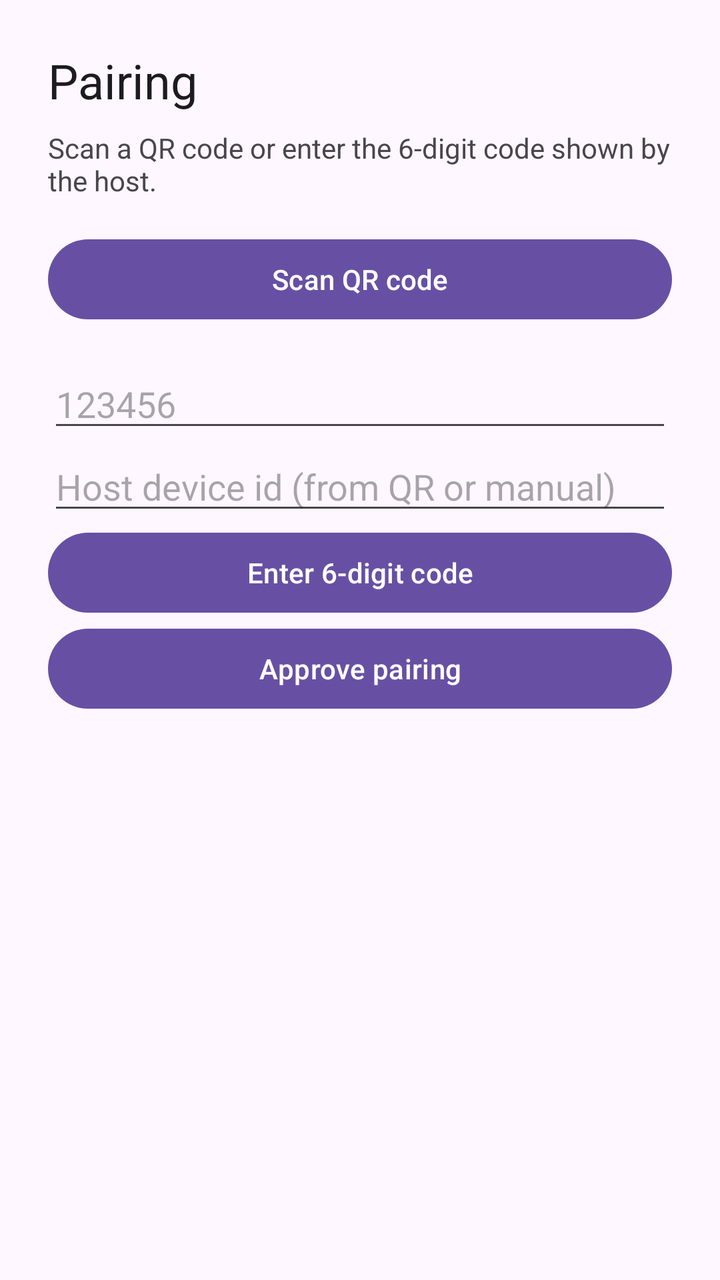
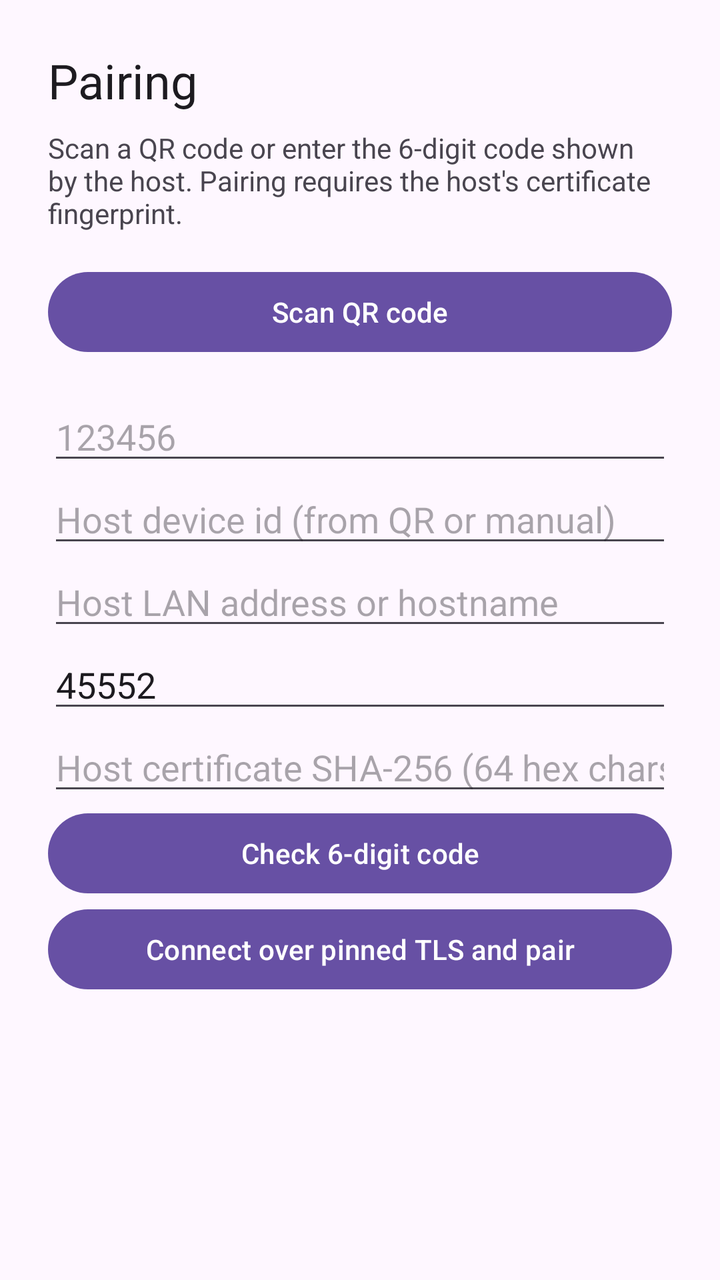

Before-and-after screenshots of an Android layout around one commit, followed by the original layout XML and the change that was made.
<!-- AndroidManifest.xml: application theme Theme.MyMouse -->
<!-- res/layout/activity_pairing.xml -->
<?xml version="1.0" encoding="utf-8"?>
<ScrollView xmlns:android="http://schemas.android.com/apk/res/android"
    android:layout_width="match_parent"
    android:layout_height="match_parent">
    <LinearLayout
        android:layout_width="match_parent"
        android:layout_height="wrap_content"
        android:orientation="vertical"
        android:padding="24dp">

        <TextView android:layout_width="wrap_content" android:layout_height="wrap_content" android:text="@string/pairing_title" android:textAppearance="@style/TextAppearance.Material3.HeadlineSmall" />
        <TextView android:id="@+id/pairingState" android:layout_width="match_parent" android:layout_height="wrap_content" android:layout_marginTop="8dp" android:text="Scan a QR code or enter the 6-digit code shown by the host." />

        <Button android:id="@+id/btnScanQr" android:layout_width="match_parent" android:layout_height="wrap_content" android:layout_marginTop="16dp" android:text="@string/scan_qr" />

        <EditText android:id="@+id/codeInput" android:layout_width="match_parent" android:layout_height="wrap_content" android:layout_marginTop="16dp" android:hint="123456" android:inputType="number" android:maxLength="6" />

        <EditText android:id="@+id/hostIdInput" android:layout_width="match_parent" android:layout_height="wrap_content" android:hint="Host device id (from QR or manual)" android:inputType="text" />

        <Button android:id="@+id/btnSubmitCode" android:layout_width="match_parent" android:layout_height="wrap_content" android:text="@string/enter_code" />
        <Button android:id="@+id/btnApprove" android:layout_width="match_parent" android:layout_height="wrap_content" android:text="@string/approve_pairing" />

        <TextView android:id="@+id/pairingResult" android:layout_width="match_parent" android:layout_height="wrap_content" android:layout_marginTop="16dp" android:text="" />
    </LinearLayout>
</ScrollView>
<!-- resources referenced by this layout -->
<resources>
  <string name="approve_pairing">Approve pairing</string>
  <string name="enter_code">Enter 6-digit code</string>
  <string name="pairing_title">Pairing</string>
  <string name="scan_qr">Scan QR code</string>
  <style name="Theme.MyMouse" parent="Theme.Material3.DayNight.NoActionBar">
          <item name="android:statusBarColor">?attr/colorPrimary</item>
      </style>
</resources>

<!-- the commit's change to res/layout/activity_pairing.xml (unified diff, before → after) -->
@@ -9,7 +9,7 @@
         android:padding="24dp">
 
         <TextView android:layout_width="wrap_content" android:layout_height="wrap_content" android:text="@string/pairing_title" android:textAppearance="@style/TextAppearance.Material3.HeadlineSmall" />
-        <TextView android:id="@+id/pairingState" android:layout_width="match_parent" android:layout_height="wrap_content" android:layout_marginTop="8dp" android:text="Scan a QR code or enter the 6-digit code shown by the host." />
+        <TextView android:id="@+id/pairingState" android:layout_width="match_parent" android:layout_height="wrap_content" android:layout_marginTop="8dp" android:text="Scan a QR code or enter the 6-digit code shown by the host. Pairing requires the host's certificate fingerprint." />
 
         <Button android:id="@+id/btnScanQr" android:layout_width="match_parent" android:layout_height="wrap_content" android:layout_marginTop="16dp" android:text="@string/scan_qr" />
 
@@ -17,8 +17,14 @@
 
         <EditText android:id="@+id/hostIdInput" android:layout_width="match_parent" android:layout_height="wrap_content" android:hint="Host device id (from QR or manual)" android:inputType="text" />
 
+        <EditText android:id="@+id/hostAddressInput" android:layout_width="match_parent" android:layout_height="wrap_content" android:hint="Host LAN address or hostname" android:inputType="textUri" />
+
+        <EditText android:id="@+id/hostPortInput" android:layout_width="match_parent" android:layout_height="wrap_content" android:hint="Host port (default 45552)" android:inputType="number" android:text="45552" />
+
+        <EditText android:id="@+id/fingerprintInput" android:layout_width="match_parent" android:layout_height="wrap_content" android:hint="Host certificate SHA-256 (64 hex chars)" android:inputType="text" />
+
         <Button android:id="@+id/btnSubmitCode" android:layout_width="match_parent" android:layout_height="wrap_content" android:text="@string/enter_code" />
-        <Button android:id="@+id/btnApprove" android:layout_width="match_parent" android:layout_height="wrap_content" android:text="@string/approve_pairing" />
+        <Button android:id="@+id/btnApprove" android:layout_width="match_parent" android:layout_height="wrap_content" android:text="@string/connect_and_pair" />
 
         <TextView android:id="@+id/pairingResult" android:layout_width="match_parent" android:layout_height="wrap_content" android:layout_marginTop="16dp" android:text="" />
     </LinearLayout>
<!-- resource entries referenced after the edit -->
@@ -1,7 +1,7 @@
 <!-- resources referenced by this layout -->
 <resources>
-  <string name="approve_pairing">Approve pairing</string>
-  <string name="enter_code">Enter 6-digit code</string>
+  <string name="connect_and_pair">Connect over pinned TLS and pair</string>
+  <string name="enter_code">Check 6-digit code</string>
   <string name="pairing_title">Pairing</string>
   <string name="scan_qr">Scan QR code</string>
   <style name="Theme.MyMouse" parent="Theme.Material3.DayNight.NoActionBar">
